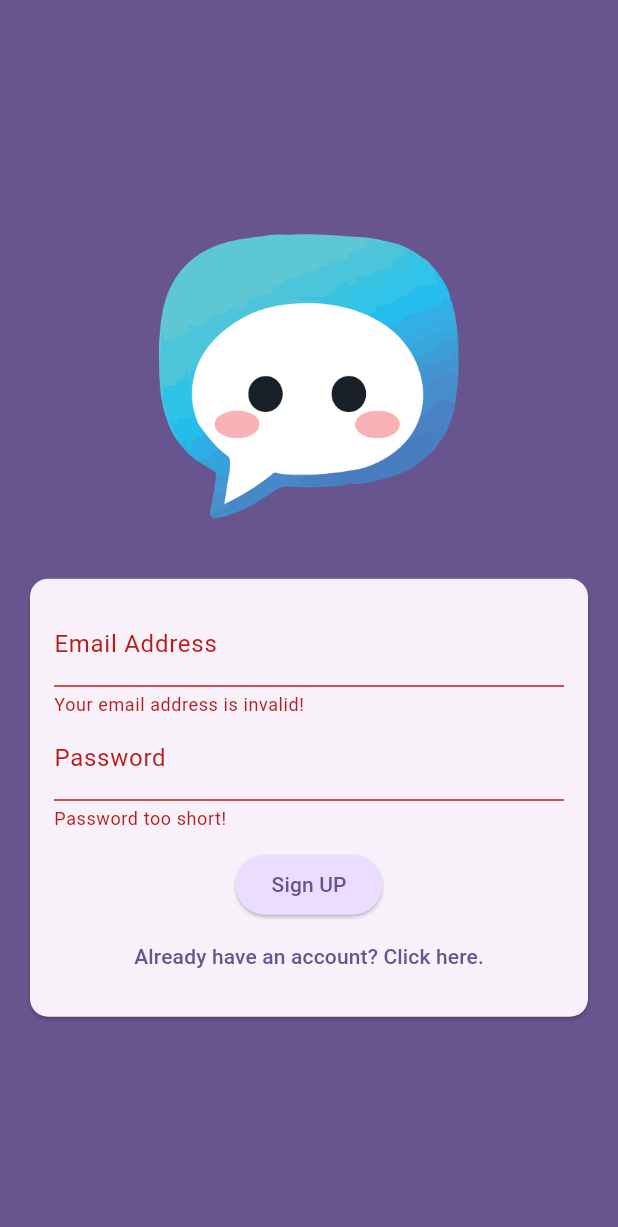
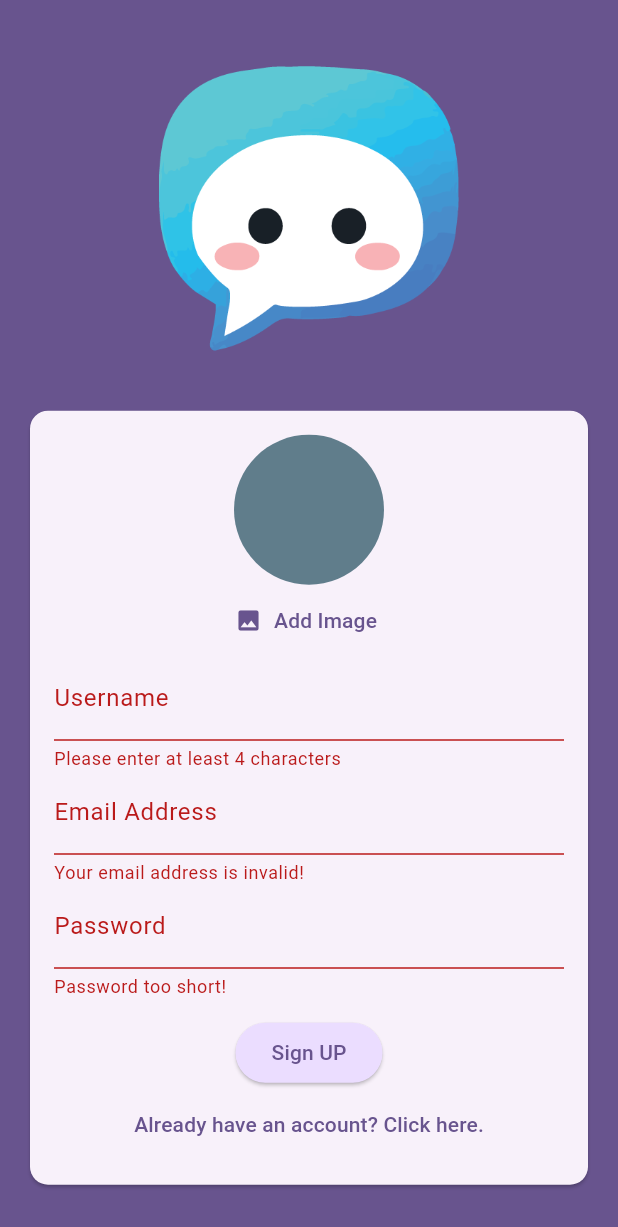
Before and after one commit to Iftikhar-Shams-Niloy/flutter_simple_chat, a Flutter app: the screen it shows after launch, after a tap on "Log IN", after a tap on "Create an account", after a tap on "Sign UP", on a phone screen of 412 x 824 dp. Shown: the top 1227 px of the screen. Run offline on Flutter 3.47's test engine with Material 3 defaults, Android fonts, the phone set to English and light mode, and no system bars; our stand-ins replace cloud_firestore, firebase_auth, firebase_core, image_picker; accounts and stored records are empty.

Commit message:
Auth updated with username option to store in FireStore

```diff
--- a/lib/main.dart
+++ b/lib/main.dart
@@ -26,7 +26,12 @@
             return const SplashScreen();
           }
           if (snapshot.hasData) {
-            return ChatScreen();
+            final user = snapshot.data as User;
+            if (user.emailVerified) {
+              return ChatScreen();
+            } else {
+              return const AuthScreen();
+            }
           } else {
             return const AuthScreen();
           }
--- a/lib/screens/auth_screen.dart
+++ b/lib/screens/auth_screen.dart
@@ -1,7 +1,7 @@
+import 'package:cloud_firestore/cloud_firestore.dart';
 import 'package:flutter/material.dart';
-import 'package:firebase_core/firebase_core.dart';
-import '../firebase_options.dart';
 import 'package:firebase_auth/firebase_auth.dart';
+import 'package:flutter_simple_chat/widgets/user_image_picker.dart';
 
 final _firebase = FirebaseAuth.instance;
 
@@ -20,32 +20,109 @@
   var _isLogin = true;
   var _enteredEmail = "";
   var _enteredPassword = "";
+  var _enteredUsername = "";
+  var _isLoading = false;
 
-  void _submit() async {
+  Future<void> _submit() async {
     final isValid = _form.currentState!.validate();
 
     if (!isValid) {
       return;
-    } else {
+    }
+
     _form.currentState!.save();
+
+    setState(() {
+      _isLoading = true;
+    });
+
     try {
       if (_isLogin) {
         final userCredentials = await _firebase.signInWithEmailAndPassword(
           email: _enteredEmail,
           password: _enteredPassword,
         );
+
+        if (!userCredentials.user!.emailVerified) {
+          if (!mounted) return;
+          ScaffoldMessenger.of(context).clearSnackBars();
+          ScaffoldMessenger.of(context).showSnackBar(
+            const SnackBar(
+              content: Text("Please verify your email before logging in."),
+            ),
+          );
+          await _firebase.signOut();
+          setState(() {
+            _isLoading = false;
+          });
+          return;
+        }
       } else {
-          final userCredentials = await _firebase
-              .createUserWithEmailAndPassword(
+        final userCredentials = await _firebase.createUserWithEmailAndPassword(
           email: _enteredEmail,
           password: _enteredPassword,
         );
+
+        // Save username to Firestore
+        await FirebaseFirestore.instance
+            .collection("users")
+            .doc(userCredentials.user!.uid)
+            .set({"username": _enteredUsername, "email": _enteredEmail});
+
+        await userCredentials.user!.sendEmailVerification();
+
+        if (!mounted) return;
+        ScaffoldMessenger.of(context).clearSnackBars();
+        ScaffoldMessenger.of(context).showSnackBar(
+          const SnackBar(
+            content: Text(
+              "Account created! Please verify your email to log in.",
+            ),
+          ),
+        );
+
+        await _firebase.signOut();
+
+        _form.currentState!.reset();
+        setState(() {
+          _isLogin = true;
+          _isLoading = false;
+        });
+        return;
       }
     } on FirebaseAuthException catch (error) {
+      if (!mounted) return;
+      ScaffoldMessenger.of(context).clearSnackBars();
+
+      String errorMessage = "Authentication Error!";
+      if (error.code == 'email-already-in-use') {
+        errorMessage = "This email is already in use.";
+      } else if (error.code == 'weak-password') {
+        errorMessage = "Password is too weak.";
+      } else if (error.code == 'invalid-email') {
+        errorMessage = "Invalid email address.";
+      } else if (error.code == 'user-not-found') {
+        errorMessage = "No account found with this email.";
+      } else if (error.code == 'wrong-password') {
+        errorMessage = "Wrong password.";
+      } else {
+        errorMessage = error.message ?? "Authentication Error!";
+      }
+
+      ScaffoldMessenger.of(
+        context,
+      ).showSnackBar(SnackBar(content: Text(errorMessage)));
+    } catch (error) {
+      if (!mounted) return;
       ScaffoldMessenger.of(context).clearSnackBars();
       ScaffoldMessenger.of(context).showSnackBar(
-          SnackBar(content: Text(error.message ?? "Authentication Error!")),
+        const SnackBar(content: Text("An unexpected error occurred.")),
       );
+    } finally {
+      if (mounted) {
+        setState(() {
+          _isLoading = false;
+        });
       }
     }
   }
@@ -80,6 +157,26 @@
                       child: Column(
                         mainAxisSize: MainAxisSize.min,
                         children: [
+                          if (!_isLogin) UserImagePicker(),
+                          if (!_isLogin)
+                            TextFormField(
+                              decoration: const InputDecoration(
+                                labelText: "Username",
+                              ),
+                              enableSuggestions: false,
+                              validator: (value) {
+                                if (value == null ||
+                                    value.isEmpty ||
+                                    value.trim().length < 4) {
+                                  return "Please enter at least 4 characters";
+                                } else {
+                                  return null;
+                                }
+                              },
+                              onSaved: (value) {
+                                _enteredUsername = value!;
+                              },
+                            ),
                           TextFormField(
                             decoration: const InputDecoration(
                               labelText: "Email Address",
@@ -122,6 +219,9 @@
 
                           const SizedBox(height: 12),
 
+                          if (_isLoading)
+                            const CircularProgressIndicator()
+                          else
                             ElevatedButton(
                               onPressed: _submit,
                               style: ElevatedButton.styleFrom(
@@ -132,6 +232,7 @@
                               child: Text(_isLogin ? "Log IN" : "Sign UP"),
                             ),
 
+                          if (!_isLoading)
                             TextButton(
                               onPressed: () {
                                 setState(() {
--- a/lib/widgets/user_image_picker.dart
+++ b/lib/widgets/user_image_picker.dart
@@ -47,7 +47,7 @@
           icon: const Icon(Icons.image),
           label: Text(
             "Add Image",
-            style: TextStyle(color: Theme.of(context).primaryColor),
+            style: TextStyle(color: Theme.of(context).colorScheme.primary),
           ),
         ),
       ],
--- a/pubspec.yaml
+++ b/pubspec.yaml
@@ -19,6 +19,7 @@
   firebase_core: ^4.2.1
   firebase_auth: ^6.1.2
   image_picker: ^1.2.1
+  cloud_firestore: ^6.1.1
 
 dev_dependencies:
   flutter_test:
```
Also changed, not shown: lib/widgets/chat_messages.dart (added, +10 -0 lines), lib/widgets/new_message.dart (added, +35 -0 lines), pubspec.lock, 4 other files. Lines whose indentation alone changed are shown as unchanged.
